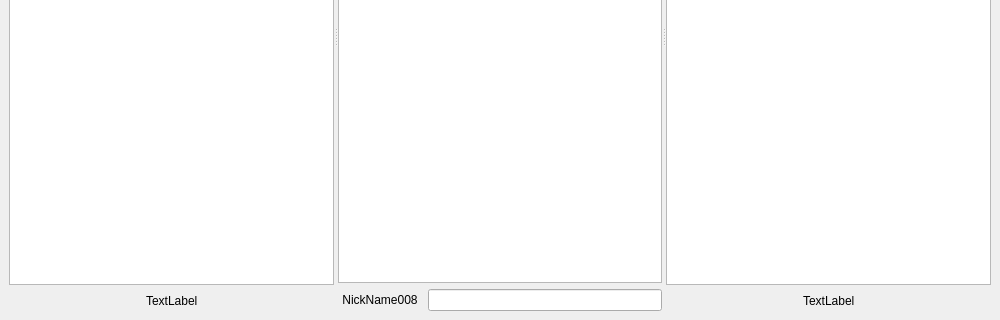
Before: the Qt Designer form src/main_window.ui in codymj/qIRC, drawn with Qt 5; both pictures show x 0 to 1000 and y 267 to 587 of the 1000 by 587 pixel window.
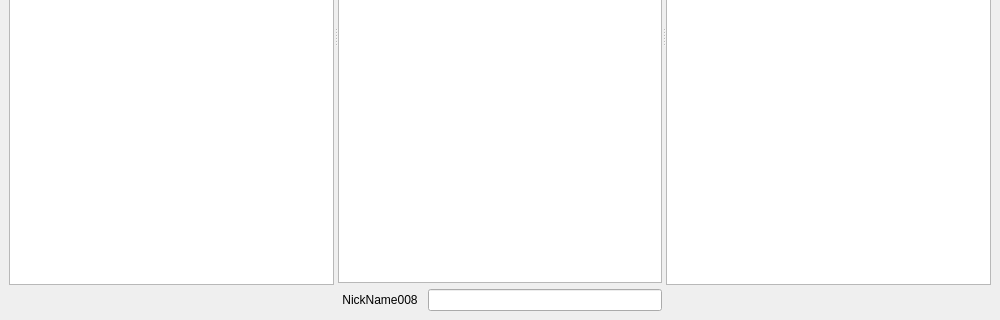
After: the same form once the commit is applied.

Commit message: Default chars_remaining_label and user_count_label to empty string

Patch:
```diff
--- a/src/main_window.ui
+++ b/src/main_window.ui
@@ -61,7 +61,7 @@
           <item>
            <widget class="QLabel" name="chars_remaining_label">
             <property name="text">
-             <string>TextLabel</string>
+             <string/>
             </property>
            </widget>
           </item>
@@ -177,7 +177,7 @@
           <item>
            <widget class="QLabel" name="user_count_label">
             <property name="text">
-             <string>TextLabel</string>
+             <string/>
             </property>
            </widget>
           </item>
```
